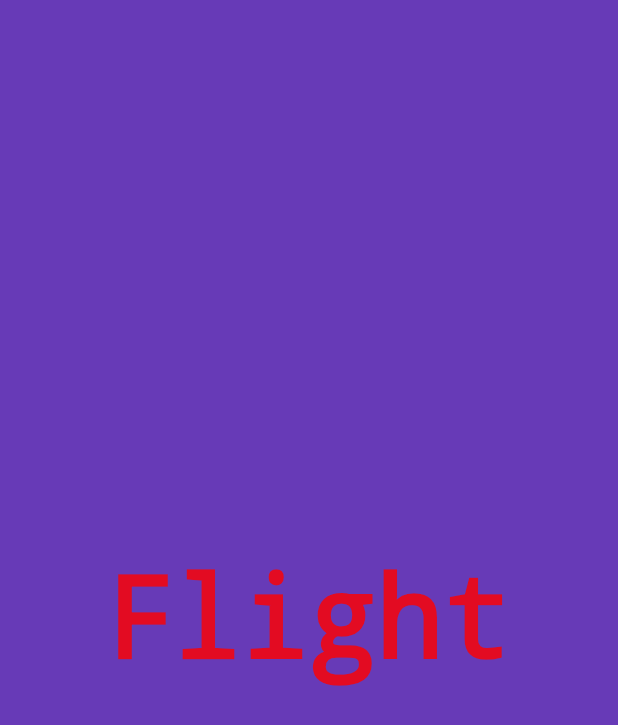
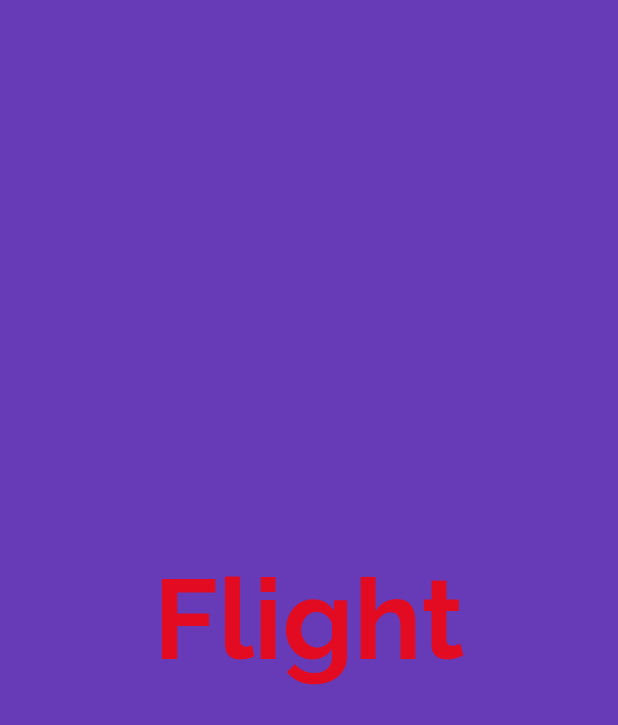
Before and after one commit to erikrios/container-widget, a Flutter app: the screen it shows after launch, on a phone screen of 412 x 824 dp. Shown: the top 725 px of the screen. Run offline on Flutter 3.47's test engine with Material 2 defaults, Android fonts, the phone set to English and light mode, and no system bars.

Commit message:
Add font family and font weight properties

```diff
--- a/lib/app_screens/home.dart
+++ b/lib/app_screens/home.dart
@@ -11,9 +11,10 @@ class Home extends StatelessWidget {
           'Flight',
           textDirection: TextDirection.ltr,
           style: TextStyle(
-            decoration: TextDecoration.none,
-            fontSize: 75.0
-          ),
+              decoration: TextDecoration.none,
+              fontSize: 75.0,
+              fontFamily: 'Raleway',
+              fontWeight: FontWeight.w700),
         ),
       ),
     );
```
